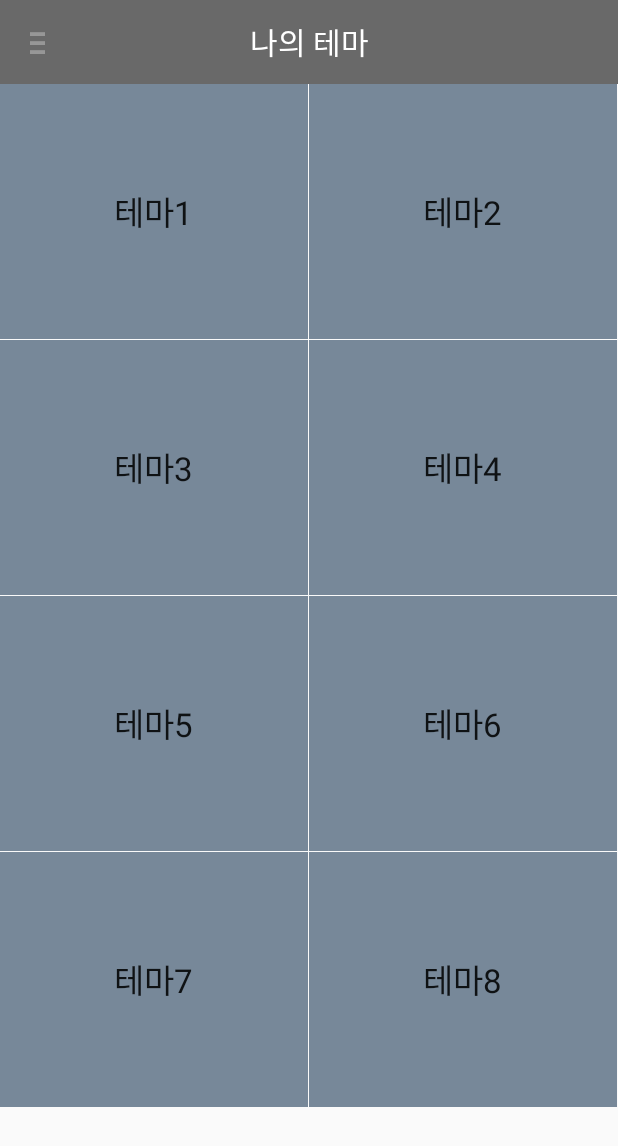
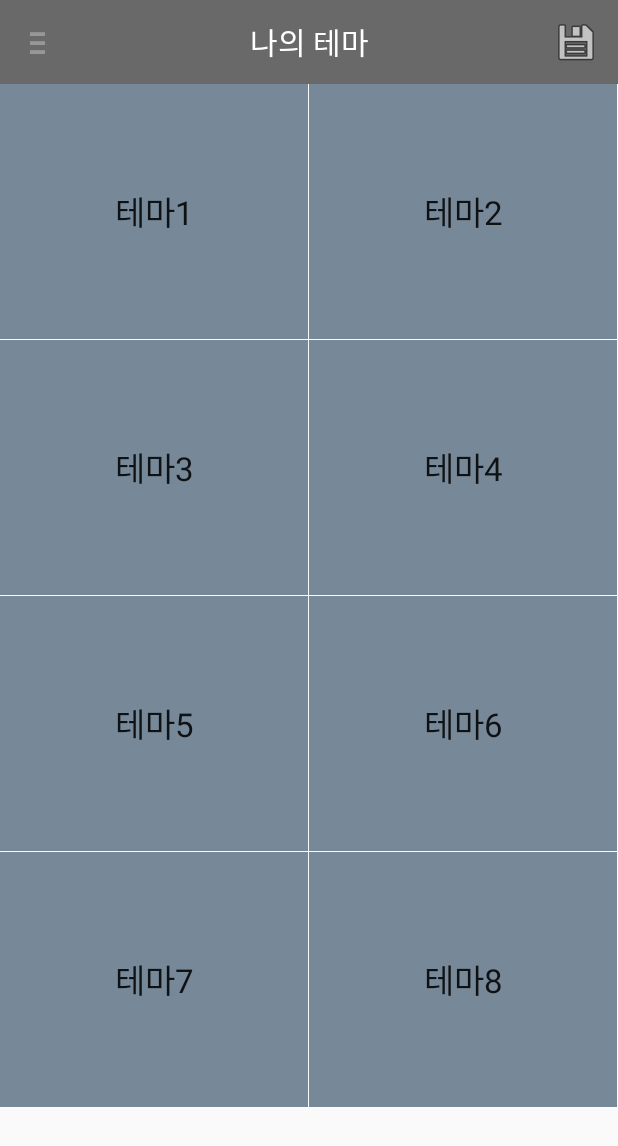
Before and after one commit to rapturekwang/PartyPeople, an Android app: the ThemeActivity screen opened directly, with no data from a screen before it, on a phone screen of 412 x 824 dp. Shown: the top 1146 px of the screen. Run offline under Robolectric (Android 15) with nearby library versions, the phone set to English and light mode, and no system bars.

Commit message:
theme page finish

```diff
--- a/app/src/main/java/com/partypeople/www/partypeople/activity/ThemeActivity.java
+++ b/app/src/main/java/com/partypeople/www/partypeople/activity/ThemeActivity.java
@@ -1,11 +1,14 @@
 package com.partypeople.www.partypeople.activity;
 
+import android.database.Cursor;
+import android.provider.MediaStore;
 import android.support.v4.view.GravityCompat;
 import android.support.v4.widget.DrawerLayout;
 import android.support.v7.app.ActionBar;
 import android.support.v7.app.AppCompatActivity;
 import android.os.Bundle;
 import android.support.v7.widget.Toolbar;
+import android.util.SparseBooleanArray;
 import android.view.ActionMode;
 import android.view.Menu;
 import android.view.MenuItem;
@@ -14,9 +17,13 @@ import android.view.ViewGroup;
 import android.widget.AbsListView;
 import android.widget.BaseAdapter;
 import android.widget.GridView;
+import android.widget.Toast;
 
 import com.partypeople.www.partypeople.R;
 import com.partypeople.www.partypeople.view.GridItemView;
+
+import java.util.ArrayList;
+import java.util.List;
 
 public class ThemeActivity extends AppCompatActivity {
 
@@ -40,33 +47,34 @@ public class ThemeActivity extends AppCompatActivity {
         gridView = (GridView)findViewById(R.id.gridView);
         mAdapter = new gridAdapter();
         gridView.setAdapter(mAdapter);
-        gridView.setChoiceMode(GridView.CHOICE_MODE_MULTIPLE_MODAL);
-        gridView.setMultiChoiceModeListener(new AbsListView.MultiChoiceModeListener() {
+        gridView.setChoiceMode(GridView.CHOICE_MODE_MULTIPLE);
+    }
+
+    @Override
+    public boolean onCreateOptionsMenu(Menu menu) {
+        getMenuInflater().inflate(R.menu.menu_toolbar_theme, menu);
+
+        MenuItem item = menu.findItem(R.id.select);
+        item.setOnMenuItemClickListener(new MenuItem.OnMenuItemClickListener() {
             @Override
-            public void onItemCheckedStateChanged(ActionMode mode, int position, long id, boolean checked) {
+            public boolean onMenuItemClick(MenuItem item) {
+                SparseBooleanArray array = gridView.getCheckedItemPositions();
+                List<String> pathList = new ArrayList<String>();
+                for (int index = 0; index < array.size(); index++) {
+                    int position = array.keyAt(index);
+                    if(array.get(position)) {
+                        String s = "" + (position+1);
+                        pathList.add(s);
+                    }
+                }
 
-            }
-
-            @Override
-            public boolean onCreateActionMode(ActionMode mode, Menu menu) {
+                Toast.makeText(ThemeActivity.this, "테마 : " + pathList, Toast.LENGTH_SHORT).show();
+                finish();
                 return false;
             }
+        });
 
-            @Override
-            public boolean onPrepareActionMode(ActionMode mode, Menu menu) {
-                return false;
-            }
-
-            @Override
-            public boolean onActionItemClicked(ActionMode mode, MenuItem item) {
-                return false;
-            }
-
-            @Override
-            public void onDestroyActionMode(ActionMode mode) {
-
-            }
-        });
+        return super.onCreateOptionsMenu(menu);
     }
 
     @Override
--- a/app/src/main/java/com/partypeople/www/partypeople/view/GridItemView.java
+++ b/app/src/main/java/com/partypeople/www/partypeople/view/GridItemView.java
@@ -1,12 +1,15 @@
 package com.partypeople.www.partypeople.view;
 
 import android.content.Context;
+import android.util.AttributeSet;
+import android.view.View;
 import android.widget.Checkable;
 import android.widget.FrameLayout;
 import android.widget.GridView;
 import android.widget.ImageView;
 import android.widget.RelativeLayout;
 import android.widget.TextView;
+import android.widget.Toast;
 
 import com.partypeople.www.partypeople.R;
 
@@ -14,9 +17,15 @@ import com.partypeople.www.partypeople.R;
  * Created by kwang on 15. 10. 9..
  */
 public class GridItemView extends FrameLayout implements Checkable{
-    boolean isCheck;
+    boolean isCheck = false;
+
     public GridItemView(Context context) {
         super(context);
+        init();
+    }
+
+    public GridItemView(Context context, AttributeSet attrs) {
+        super(context, attrs);
         init();
     }
 
@@ -27,7 +36,10 @@ public class GridItemView extends FrameLayout implements Checkable{
 
     @Override
     public void setChecked(boolean checked) {
-        isCheck = checked;
+        if (isCheck != checked) {
+            isCheck = checked;
+            drawCheck();
+        }
     }
 
     @Override
@@ -42,6 +54,14 @@ public class GridItemView extends FrameLayout implements Checkable{
         textView = (TextView)findViewById(R.id.text_theme);
     }
 
+    private void drawCheck() {
+        if (isCheck) {
+            textView.setBackgroundColor(getResources().getColor(R.color.checked));
+        } else {
+            textView.setBackgroundColor(getResources().getColor(R.color.unchecked));
+        }
+    }
+
     public void setGridItem(String title) {
         textView.setText(title);
     }
--- a/app/src/main/res/layout/view_grid_item.xml
+++ b/app/src/main/res/layout/view_grid_item.xml
@@ -3,10 +3,12 @@
     android:layout_width="match_parent" android:layout_height="170dp"
     android:background="#778899">
       <TextView
-        android:layout_width="wrap_content"
-        android:layout_height="wrap_content"
+        android:layout_width="match_parent"
+        android:layout_height="match_parent"
         android:textAppearance="?android:attr/textAppearanceLarge"
         android:text="테마"
         android:id="@+id/text_theme"
-        android:layout_gravity="center" />
+        android:layout_gravity="center"
+          android:gravity="center_vertical|center_horizontal"
+          android:background="@color/unchecked" />
 </FrameLayout>
--- /dev/null
+++ b/app/src/main/res/menu/menu_toolbar_theme.xml
@@ -0,0 +1,9 @@
+<?xml version="1.0" encoding="utf-8"?>
+<menu xmlns:android="http://schemas.android.com/apk/res/android"
+    xmlns:app="http://schemas.android.com/apk/res-auto">
+    <item android:id="@+id/select"
+        android:title="Select"
+        android:orderInCategory="100"
+        android:icon="@android:drawable/ic_menu_save"
+        app:showAsAction="ifRoom|collapseActionView" />
+</menu>
--- a/app/src/main/res/values/colors.xml
+++ b/app/src/main/res/values/colors.xml
@@ -3,4 +3,6 @@
     <color name="colorPrimary">#3F51B5</color>
     <color name="colorPrimaryDark">#303F9F</color>
     <color name="colorAccent">#FF4081</color>
+    <color name="checked">#2F4F4F</color>
+    <color name="unchecked">#778899</color>
 </resources>
```
